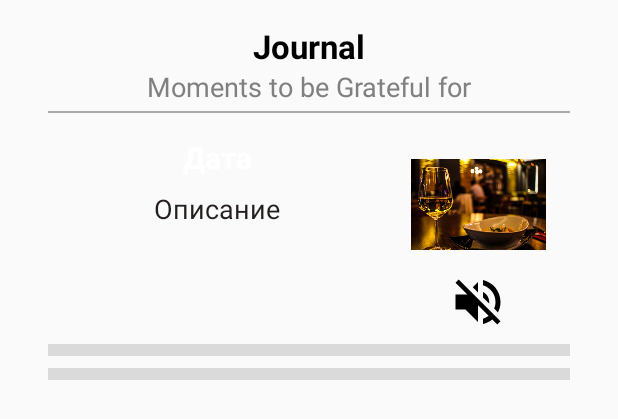
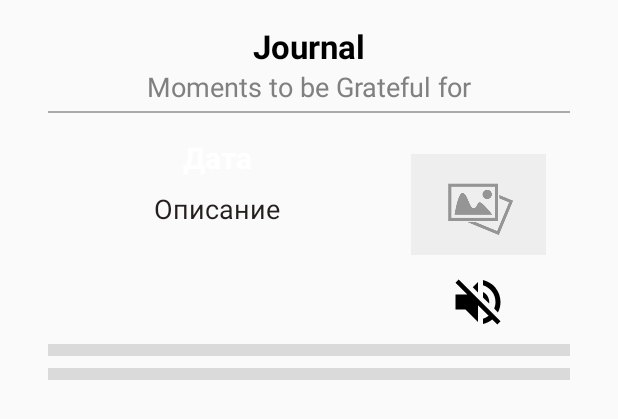
Before and after one commit to BOOMeranGG/gratitude, an Android app: the layout list_record.xml on its own in the app's theme, with its tools: preview values and no code run, on a phone screen of 412 x 824 dp. Shown: the top 419 px of the screen. Run offline under Robolectric (Android 15) with nearby library versions, the phone set to English and light mode, and no system bars.

Commit message:
Set icons

```diff
--- a/app/src/main/res/layout/list_record.xml
+++ b/app/src/main/res/layout/list_record.xml
@@ -99,7 +99,7 @@
                 app:layout_constraintEnd_toEndOf="parent"
                 app:layout_constraintTop_toTopOf="parent"
                 android:layout_gravity="center"
-                android:src="@drawable/screen"/>
+                android:src="@drawable/no_image"/>
 
             <ImageView
                 android:id="@+id/imgSound"
```
Also changed, not shown: app/src/main/res/drawable-xxhdpi/no_image.jpg (added).
